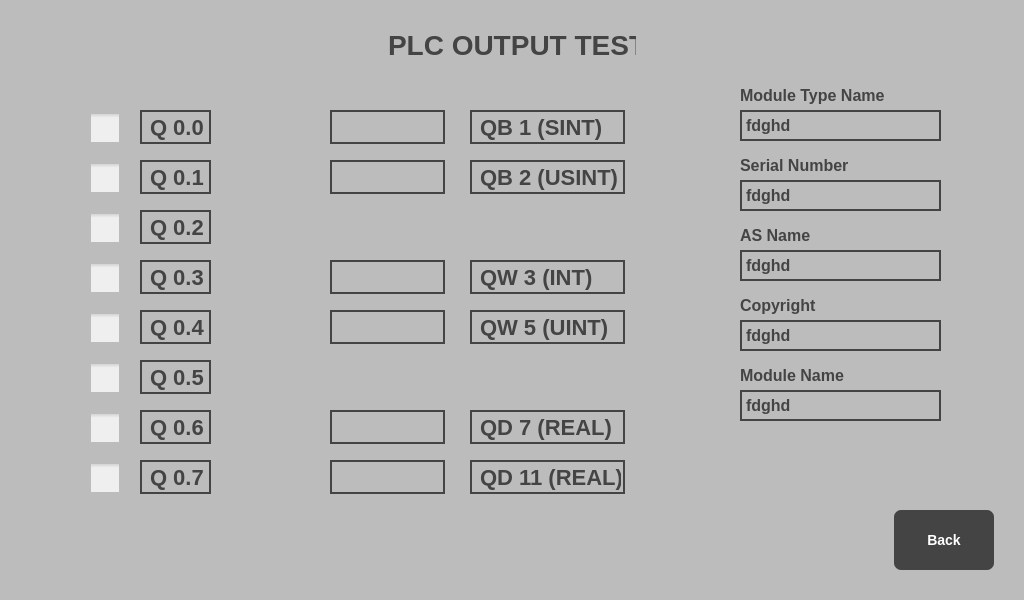
Above: Forms/outputwindow.ui from vieczorkamil/HMI-panel-PLC-S7-based-on-Raspberry-Pi-Engineering-Thesis before the change. Below: the same form after it.
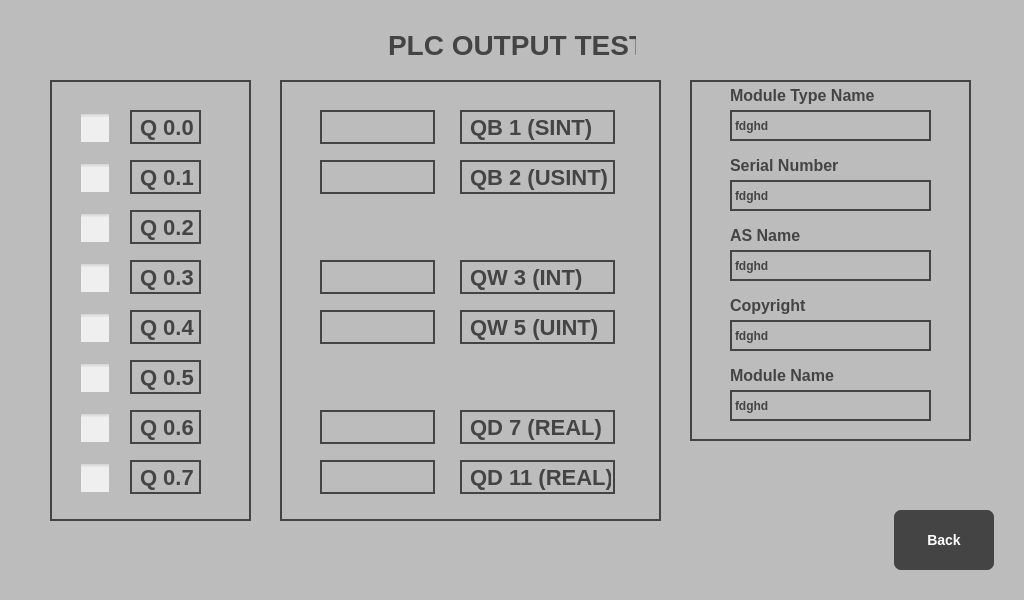
That is the form after the change. Icons and pictures are not drawn.

Diff of the .ui file:
```diff
--- a/Forms/outputwindow.ui
+++ b/Forms/outputwindow.ui
@@ -25,7 +25,7 @@
 }
 #SerialNumber,#ModuleTypeName,#ASName,#Copyright,#ModuleName{
 	color: rgb(68, 68, 68);
-	font: bold 16px;
+	font: bold 12px;
 	border: 0px;
 	padding: 0px;
 	border: 2px solid rgb(68, 68, 68);
@@ -139,7 +139,7 @@
    </property>
    <property name="geometry">
     <rect>
-     <x>90</x>
+     <x>80</x>
      <y>113</y>
      <width>36</width>
      <height>31</height>
@@ -155,7 +155,7 @@
    </property>
    <property name="geometry">
     <rect>
-     <x>90</x>
+     <x>80</x>
      <y>163</y>
      <width>36</width>
      <height>31</height>
@@ -171,7 +171,7 @@
    </property>
    <property name="geometry">
     <rect>
-     <x>90</x>
+     <x>80</x>
      <y>213</y>
      <width>36</width>
      <height>31</height>
@@ -187,7 +187,7 @@
    </property>
    <property name="geometry">
     <rect>
-     <x>90</x>
+     <x>80</x>
      <y>263</y>
      <width>36</width>
      <height>31</height>
@@ -203,7 +203,7 @@
    </property>
    <property name="geometry">
     <rect>
-     <x>90</x>
+     <x>80</x>
      <y>313</y>
      <width>36</width>
      <height>31</height>
@@ -219,7 +219,7 @@
    </property>
    <property name="geometry">
     <rect>
-     <x>90</x>
+     <x>80</x>
      <y>363</y>
      <width>36</width>
      <height>31</height>
@@ -235,7 +235,7 @@
    </property>
    <property name="geometry">
     <rect>
-     <x>90</x>
+     <x>80</x>
      <y>413</y>
      <width>36</width>
      <height>31</height>
@@ -251,7 +251,7 @@
    </property>
    <property name="geometry">
     <rect>
-     <x>90</x>
+     <x>80</x>
      <y>463</y>
      <width>36</width>
      <height>31</height>
@@ -264,7 +264,7 @@
   <widget class="QLabel" name="Output0_0Label">
    <property name="geometry">
     <rect>
-     <x>140</x>
+     <x>130</x>
      <y>110</y>
      <width>71</width>
      <height>34</height>
@@ -277,7 +277,7 @@
   <widget class="QLabel" name="Output0_1Label">
    <property name="geometry">
     <rect>
-     <x>140</x>
+     <x>130</x>
      <y>160</y>
      <width>71</width>
      <height>34</height>
@@ -290,7 +290,7 @@
   <widget class="QLabel" name="Output0_2Label">
    <property name="geometry">
     <rect>
-     <x>140</x>
+     <x>130</x>
      <y>210</y>
      <width>71</width>
      <height>34</height>
@@ -303,7 +303,7 @@
   <widget class="QLabel" name="Output0_3Label">
    <property name="geometry">
     <rect>
-     <x>140</x>
+     <x>130</x>
      <y>260</y>
      <width>71</width>
      <height>34</height>
@@ -316,7 +316,7 @@
   <widget class="QLabel" name="Output0_4Label">
    <property name="geometry">
     <rect>
-     <x>140</x>
+     <x>130</x>
      <y>310</y>
      <width>71</width>
      <height>34</height>
@@ -329,7 +329,7 @@
   <widget class="QLabel" name="Output0_5Label">
    <property name="geometry">
     <rect>
-     <x>140</x>
+     <x>130</x>
      <y>360</y>
      <width>71</width>
      <height>34</height>
@@ -342,7 +342,7 @@
   <widget class="QLabel" name="Output0_6Label">
    <property name="geometry">
     <rect>
-     <x>140</x>
+     <x>130</x>
      <y>410</y>
      <width>71</width>
      <height>34</height>
@@ -355,7 +355,7 @@
   <widget class="QLabel" name="Output0_7Label">
    <property name="geometry">
     <rect>
-     <x>140</x>
+     <x>130</x>
      <y>460</y>
      <width>71</width>
      <height>34</height>
@@ -368,7 +368,7 @@
   <widget class="QLabel" name="OutputD7Label">
    <property name="geometry">
     <rect>
-     <x>470</x>
+     <x>460</x>
      <y>410</y>
      <width>155</width>
      <height>34</height>
@@ -381,7 +381,7 @@
   <widget class="QLabel" name="OutputW3Label">
    <property name="geometry">
     <rect>
-     <x>470</x>
+     <x>460</x>
      <y>260</y>
      <width>155</width>
      <height>34</height>
@@ -394,7 +394,7 @@
   <widget class="QLabel" name="OutputB2Label">
    <property name="geometry">
     <rect>
-     <x>470</x>
+     <x>460</x>
      <y>160</y>
      <width>155</width>
      <height>34</height>
@@ -407,7 +407,7 @@
   <widget class="QLabel" name="OutputW5Label">
    <property name="geometry">
     <rect>
-     <x>470</x>
+     <x>460</x>
      <y>310</y>
      <width>155</width>
      <height>34</height>
@@ -420,7 +420,7 @@
   <widget class="QLabel" name="OutputB1Label">
    <property name="geometry">
     <rect>
-     <x>470</x>
+     <x>460</x>
      <y>110</y>
      <width>155</width>
      <height>34</height>
@@ -433,7 +433,7 @@
   <widget class="QLabel" name="OutputD11Label">
    <property name="geometry">
     <rect>
-     <x>470</x>
+     <x>460</x>
      <y>460</y>
      <width>155</width>
      <height>34</height>
@@ -446,7 +446,7 @@
   <widget class="QLabel" name="outputB1">
    <property name="geometry">
     <rect>
-     <x>330</x>
+     <x>320</x>
      <y>110</y>
      <width>115</width>
      <height>34</height>
@@ -459,7 +459,7 @@
   <widget class="QLabel" name="outputB2">
    <property name="geometry">
     <rect>
-     <x>330</x>
+     <x>320</x>
      <y>160</y>
      <width>115</width>
      <height>34</height>
@@ -472,7 +472,7 @@
   <widget class="QLabel" name="outputW3">
    <property name="geometry">
     <rect>
-     <x>330</x>
+     <x>320</x>
      <y>260</y>
      <width>115</width>
      <height>34</height>
@@ -485,7 +485,7 @@
   <widget class="QLabel" name="outputW5">
    <property name="geometry">
     <rect>
-     <x>330</x>
+     <x>320</x>
      <y>310</y>
      <width>115</width>
      <height>34</height>
@@ -498,7 +498,7 @@
   <widget class="QLabel" name="outputD7">
    <property name="geometry">
     <rect>
-     <x>330</x>
+     <x>320</x>
      <y>410</y>
      <width>115</width>
      <height>34</height>
@@ -511,7 +511,7 @@
   <widget class="QLabel" name="outputD11">
    <property name="geometry">
     <rect>
-     <x>330</x>
+     <x>320</x>
      <y>460</y>
      <width>115</width>
      <height>34</height>
@@ -524,7 +524,7 @@
   <widget class="QLabel" name="ModuleTypeName">
    <property name="geometry">
     <rect>
-     <x>740</x>
+     <x>730</x>
      <y>110</y>
      <width>201</width>
      <height>31</height>
@@ -545,7 +545,7 @@
   <widget class="QLabel" name="SerialNumber">
    <property name="geometry">
     <rect>
-     <x>740</x>
+     <x>730</x>
      <y>180</y>
      <width>201</width>
      <height>31</height>
@@ -566,7 +566,7 @@
   <widget class="QLabel" name="ASName">
    <property name="geometry">
     <rect>
-     <x>740</x>
+     <x>730</x>
      <y>250</y>
      <width>201</width>
      <height>31</height>
@@ -587,7 +587,7 @@
   <widget class="QLabel" name="Copyright">
    <property name="geometry">
     <rect>
-     <x>740</x>
+     <x>730</x>
      <y>320</y>
      <width>201</width>
      <height>31</height>
@@ -608,7 +608,7 @@
   <widget class="QLabel" name="ModuleName">
    <property name="geometry">
     <rect>
-     <x>740</x>
+     <x>730</x>
      <y>390</y>
      <width>201</width>
      <height>31</height>
@@ -629,7 +629,7 @@
   <widget class="QLabel" name="ModuleTypeNameLabel">
    <property name="geometry">
     <rect>
-     <x>740</x>
+     <x>730</x>
      <y>80</y>
      <width>201</width>
      <height>31</height>
@@ -650,7 +650,7 @@
   <widget class="QLabel" name="SerialNumberLabel">
    <property name="geometry">
     <rect>
-     <x>740</x>
+     <x>730</x>
      <y>150</y>
      <width>201</width>
      <height>31</height>
@@ -671,7 +671,7 @@
   <widget class="QLabel" name="ASNameLabel">
    <property name="geometry">
     <rect>
-     <x>740</x>
+     <x>730</x>
      <y>220</y>
      <width>201</width>
      <height>31</height>
@@ -692,7 +692,7 @@
   <widget class="QLabel" name="CopyrightLabel">
    <property name="geometry">
     <rect>
-     <x>740</x>
+     <x>730</x>
      <y>290</y>
      <width>201</width>
      <height>31</height>
@@ -713,7 +713,7 @@
   <widget class="QLabel" name="ModuleNameLabel">
    <property name="geometry">
     <rect>
-     <x>740</x>
+     <x>730</x>
      <y>360</y>
      <width>201</width>
      <height>31</height>
@@ -731,6 +731,88 @@
     <string>Module Name</string>
    </property>
   </widget>
+  <widget class="QLabel" name="Border1">
+   <property name="geometry">
+    <rect>
+     <x>50</x>
+     <y>80</y>
+     <width>201</width>
+     <height>441</height>
+    </rect>
+   </property>
+   <property name="text">
+    <string/>
+   </property>
+  </widget>
+  <widget class="QLabel" name="Border2">
+   <property name="geometry">
+    <rect>
+     <x>280</x>
+     <y>80</y>
+     <width>381</width>
+     <height>441</height>
+    </rect>
+   </property>
+   <property name="text">
+    <string/>
+   </property>
+  </widget>
+  <widget class="QLabel" name="Border3">
+   <property name="geometry">
+    <rect>
+     <x>690</x>
+     <y>80</y>
+     <width>281</width>
+     <height>361</height>
+    </rect>
+   </property>
+   <property name="text">
+    <string/>
+   </property>
+  </widget>
+  <zorder>Border3</zorder>
+  <zorder>Border1</zorder>
+  <zorder>Border2</zorder>
+  <zorder>backButton</zorder>
+  <zorder>infoLabel</zorder>
+  <zorder>switchOutput0_0</zorder>
+  <zorder>switchOutput0_1</zorder>
+  <zorder>switchOutput0_2</zorder>
+  <zorder>switchOutput0_3</zorder>
+  <zorder>switchOutput0_4</zorder>
+  <zorder>switchOutput0_5</zorder>
+  <zorder>switchOutput0_6</zorder>
+  <zorder>switchOutput0_7</zorder>
+  <zorder>Output0_0Label</zorder>
+  <zorder>Output0_1Label</zorder>
+  <zorder>Output0_2Label</zorder>
+  <zorder>Output0_3Label</zorder>
+  <zorder>Output0_4Label</zorder>
+  <zorder>Output0_5Label</zorder>
+  <zorder>Output0_6Label</zorder>
+  <zorder>Output0_7Label</zorder>
+  <zorder>OutputD7Label</zorder>
+  <zorder>OutputW3Label</zorder>
+  <zorder>OutputB2Label</zorder>
+  <zorder>OutputW5Label</zorder>
+  <zorder>OutputB1Label</zorder>
+  <zorder>OutputD11Label</zorder>
+  <zorder>outputB1</zorder>
+  <zorder>outputB2</zorder>
+  <zorder>outputW3</zorder>
+  <zorder>outputW5</zorder>
+  <zorder>outputD7</zorder>
+  <zorder>outputD11</zorder>
+  <zorder>ModuleTypeName</zorder>
+  <zorder>SerialNumber</zorder>
+  <zorder>ASName</zorder>
+  <zorder>Copyright</zorder>
+  <zorder>ModuleName</zorder>
+  <zorder>ModuleTypeNameLabel</zorder>
+  <zorder>SerialNumberLabel</zorder>
+  <zorder>ASNameLabel</zorder>
+  <zorder>CopyrightLabel</zorder>
+  <zorder>ModuleNameLabel</zorder>
  </widget>
  <resources/>
  <connections/>
```
